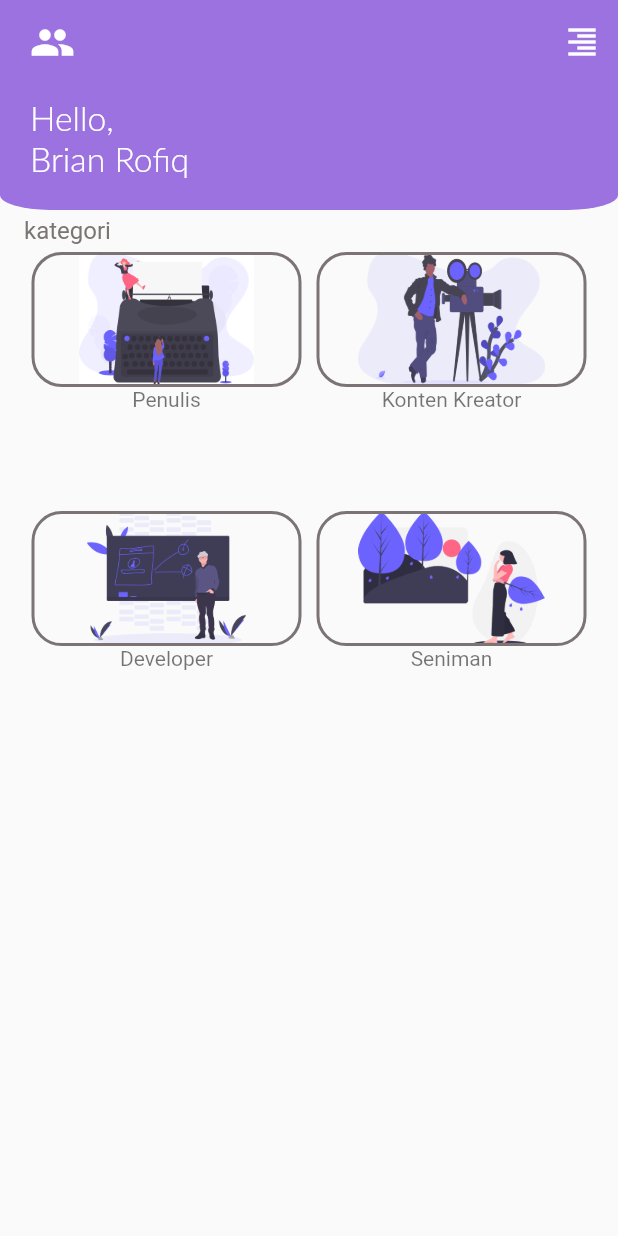
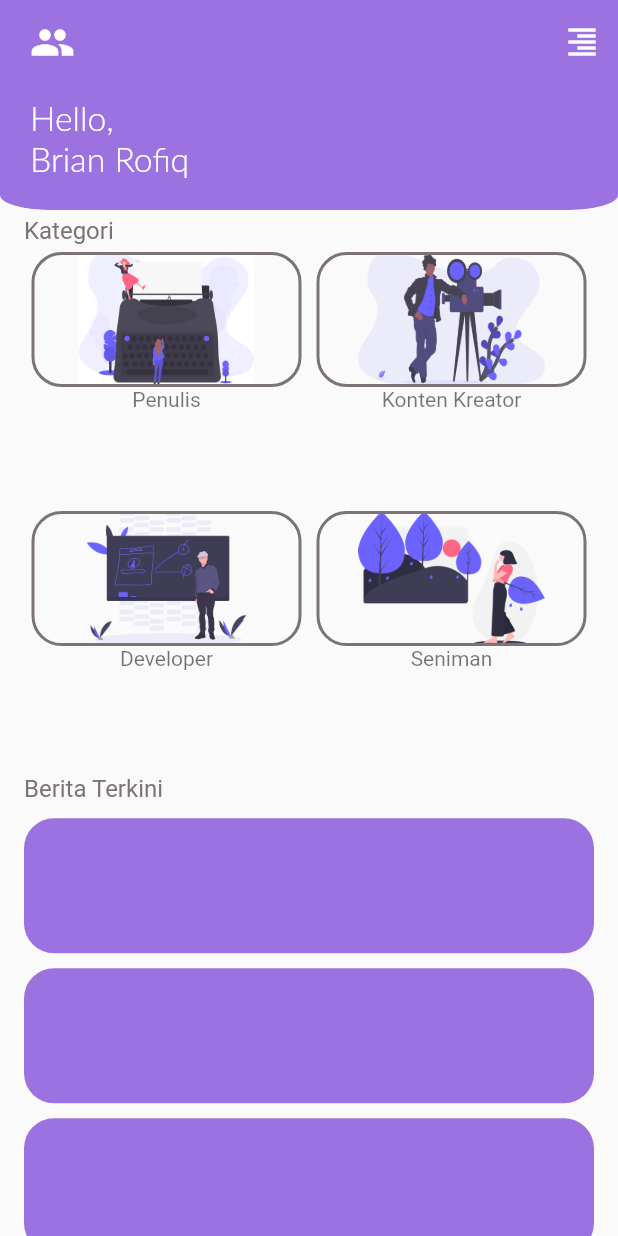
Before and after one commit to brilliantDjaka/support_in, a Flutter app: the screen it shows after launch, on a phone screen of 412 x 824 dp. Run offline on Flutter 3.47's test engine with Material 2 defaults, Android fonts, the phone set to English and light mode, and no system bars; Roboto replaces fonts that are missing (Lato).

Commit message:
Berita card & minor fix

```diff
--- a/lib/components/app_bar_raw.dart
+++ b/lib/components/app_bar_raw.dart
@@ -4,7 +4,6 @@ class AppBarRaw extends StatelessWidget {
   @override
   Widget build(BuildContext context) {
     return SliverAppBar(
-      floating: true,
       pinned: true,
       expandedHeight: 140,
       shape: RoundedRectangleBorder(
--- /dev/null
+++ b/lib/components/berita_terkini_card.dart
@@ -0,0 +1,24 @@
+import 'package:flutter/material.dart';
+import './berita_terkini_card_box.dart';
+
+class BeritaTerkiniCard extends StatelessWidget {
+  @override
+  Widget build(BuildContext context) {
+    return Container(
+      child: ListTile(
+        title: Text(
+          'Berita Terkini',
+          style: TextStyle(color: Color(0xff7C7474)),
+        ),
+        subtitle: Column(
+          children: <Widget>[
+            BeritaTerkiniCardBox(),
+            BeritaTerkiniCardBox(),
+            BeritaTerkiniCardBox(),
+            BeritaTerkiniCardBox(),
+          ],
+        ),
+      ),
+    );
+  }
+}
--- /dev/null
+++ b/lib/components/berita_terkini_card_box.dart
@@ -0,0 +1,17 @@
+import 'package:flutter/material.dart';
+
+class BeritaTerkiniCardBox extends StatelessWidget {
+  @override
+  Widget build(BuildContext context) {
+    return Padding(
+      padding: const EdgeInsets.only(top: 10),
+      child: new Container(
+        height: 90,
+        decoration: new BoxDecoration(
+            color: Theme.of(context).primaryColor,
+            shape: BoxShape.rectangle,
+            borderRadius: BorderRadius.circular(20)),
+      ),
+    );
+  }
+}
--- a/lib/components/category_card.dart
+++ b/lib/components/category_card.dart
@@ -9,12 +9,12 @@ class CategoryCard extends StatelessWidget {
       child: Container(
         child: ListTile(
             title: Text(
-              'kategori',
+              'Kategori',
               style: TextStyle(color: Color(0xff7C7474)),
             ),
             subtitle: GridView.count(
+              physics: NeverScrollableScrollPhysics(),
               childAspectRatio: 1.1,
-              scrollDirection: Axis.vertical,
               shrinkWrap: true,
               padding: EdgeInsets.all(0),
               crossAxisCount: 2,
--- a/lib/components/category_card_box.dart
+++ b/lib/components/category_card_box.dart
@@ -10,6 +10,7 @@ class CategoryCardBox extends StatelessWidget {
   @override
   Widget build(BuildContext context) {
     return ListView(
+      physics: NeverScrollableScrollPhysics(),
       padding: EdgeInsets.fromLTRB(5, 5, 5, 0),
       children: <Widget>[
         Container(
@@ -27,9 +28,9 @@ class CategoryCardBox extends StatelessWidget {
         ),
         Container(
             child: Text(
-          label,
-          textAlign: TextAlign.center,
-        ))
+              label,
+              textAlign: TextAlign.center,
+            ))
       ],
     );
   }
--- a/lib/pages/home.dart
+++ b/lib/pages/home.dart
@@ -1,6 +1,7 @@
 import 'package:flutter/material.dart';
 import '../components/app_bar_raw.dart';
 import '../components/category_card.dart';
+import '../components/berita_terkini_card.dart';
 class Home extends StatefulWidget {
   @override
   _HomeState createState() => _HomeState();
@@ -16,8 +17,8 @@ class _HomeState extends State<Home> {
             SliverList(
               delegate: SliverChildListDelegate(
                   [
-                    CategoryCard()
-
+                    CategoryCard(),
+                    BeritaTerkiniCard()
                   ]
               ),
             ),
```
